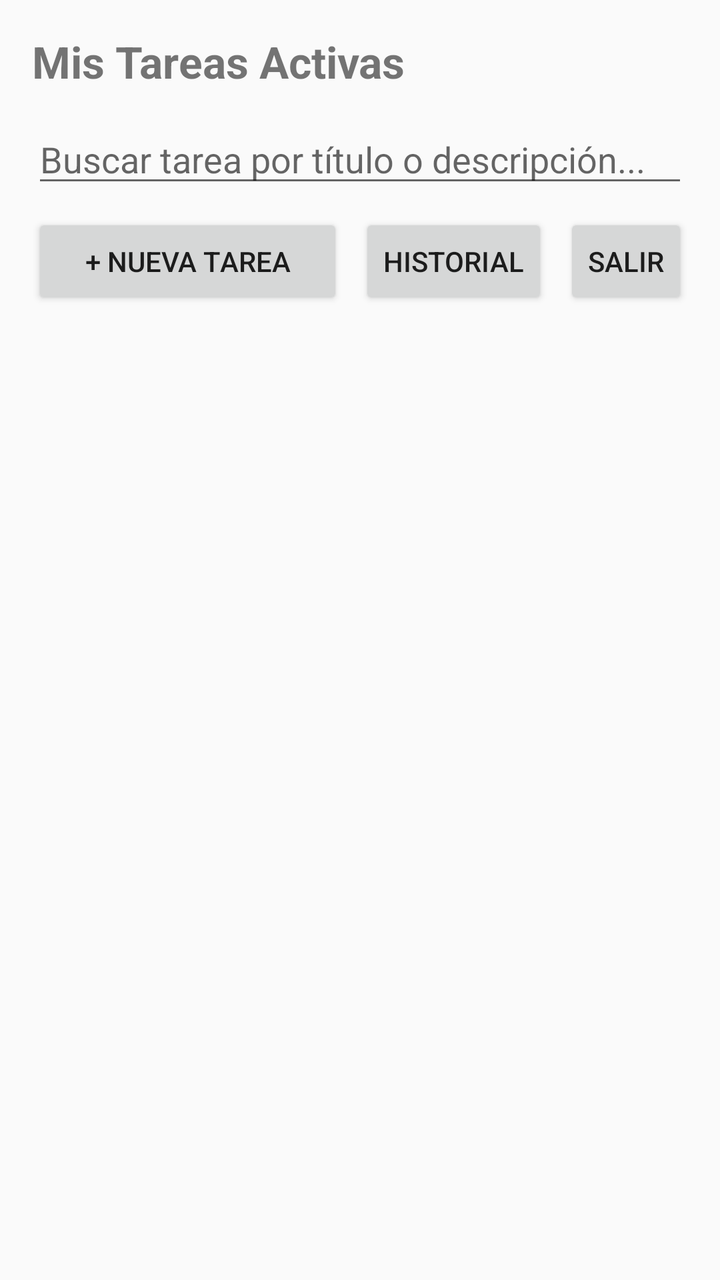
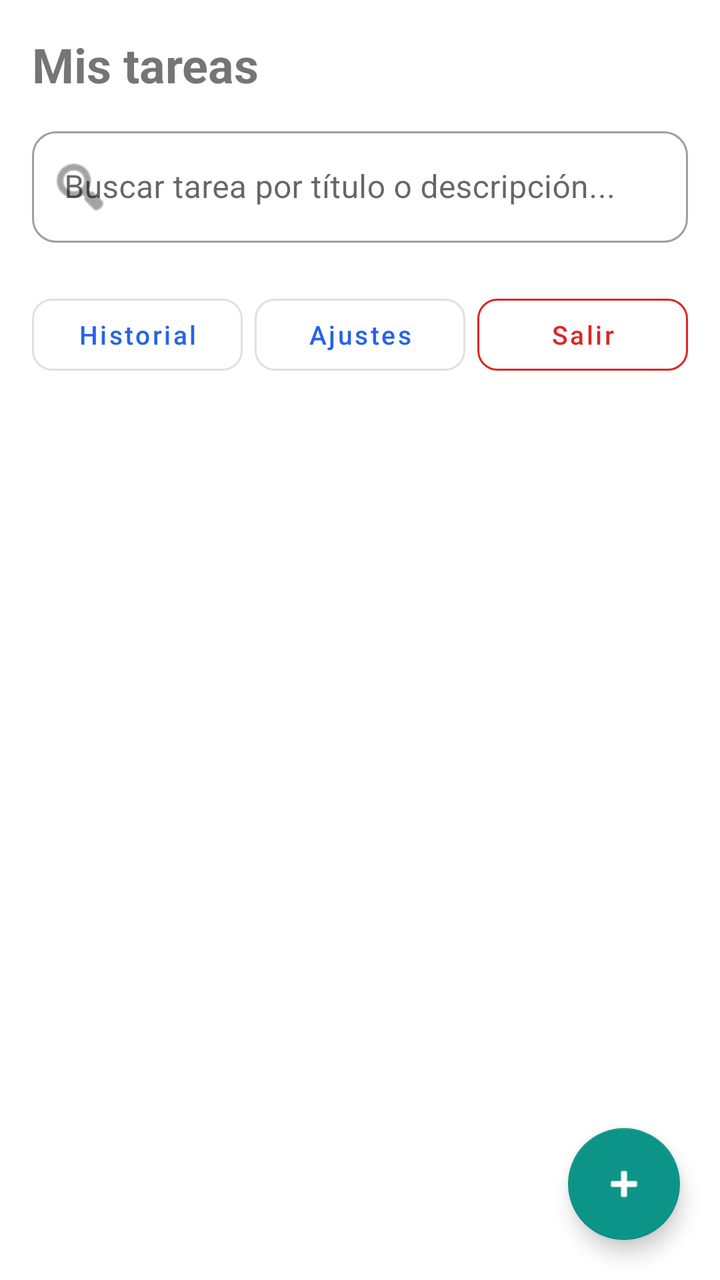

Before-and-after screenshots of an Android layout around one commit, followed by the original layout XML and the change that was made.
<!-- AndroidManifest.xml: application theme Theme.ToDoApp -->
<!-- res/layout/activity_main.xml -->
<?xml version="1.0" encoding="utf-8"?>
<LinearLayout xmlns:android="http://schemas.android.com/apk/res/android"
    android:layout_width="match_parent"
    android:layout_height="match_parent"
    android:orientation="vertical"
    android:padding="16dp">

    <TextView
        android:layout_width="wrap_content"
        android:layout_height="wrap_content"
        android:text="Mis Tareas Activas"
        android:textSize="22sp"
        android:textStyle="bold" />

    
    <EditText
        android:id="@+id/etSearch"
        android:layout_width="match_parent"
        android:layout_height="wrap_content"
        android:layout_marginTop="12dp"
        android:hint="Buscar tarea por título o descripción..." />

    
    <LinearLayout
        android:layout_width="match_parent"
        android:layout_height="wrap_content"
        android:layout_marginTop="8dp"
        android:orientation="horizontal">

        <Button
            android:id="@+id/btnAddTask"
            android:layout_width="0dp"
            android:layout_height="wrap_content"
            android:layout_weight="1"
            android:text="+ Nueva Tarea" />

        <Button
            android:id="@+id/btnGoHistory"
            style="?android:attr/buttonStyleSmall"
            android:layout_width="wrap_content"
            android:layout_height="wrap_content"
            android:layout_marginStart="8dp"
            android:text="Historial" />

        <Button
            android:id="@+id/btnLogout"
            style="?android:attr/buttonStyleSmall"
            android:layout_width="wrap_content"
            android:layout_height="wrap_content"
            android:layout_marginStart="8dp"
            android:text="Salir" />
    </LinearLayout>

    
    <androidx.recyclerview.widget.RecyclerView
        android:id="@+id/rvTasks"
        android:layout_width="match_parent"
        android:layout_height="0dp"
        android:layout_marginTop="12dp"
        android:layout_weight="1" />
</LinearLayout>
<!-- resources referenced by this layout -->
<resources>
  <style name="Theme.ToDoApp" parent="Theme.AppCompat.Light.DarkActionBar">
          
      </style>
</resources>

<!-- the commit's change to res/layout/activity_main.xml (unified diff, before → after) -->
@@ -1,61 +1,125 @@
 <?xml version="1.0" encoding="utf-8"?>
-<LinearLayout xmlns:android="http://schemas.android.com/apk/res/android"
+<androidx.coordinatorlayout.widget.CoordinatorLayout xmlns:android="http://schemas.android.com/apk/res/android"
+    xmlns:app="http://schemas.android.com/apk/res-auto"
     android:layout_width="match_parent"
     android:layout_height="match_parent"
-    android:orientation="vertical"
-    android:padding="16dp">
+    android:fitsSystemWindows="true">
 
-    <TextView
-        android:layout_width="wrap_content"
-        android:layout_height="wrap_content"
-        android:text="Mis Tareas Activas"
-        android:textSize="22sp"
-        android:textStyle="bold" />
-
-    
-    <EditText
-        android:id="@+id/etSearch"
-        android:layout_width="match_parent"
-        android:layout_height="wrap_content"
-        android:layout_marginTop="12dp"
-        android:hint="Buscar tarea por título o descripción..." />
-
-    
     <LinearLayout
         android:layout_width="match_parent"
-        android:layout_height="wrap_content"
-        android:layout_marginTop="8dp"
-        android:orientation="horizontal">
+        android:layout_height="match_parent"
+        android:orientation="vertical"
+        android:padding="16dp">
 
-        <Button
-            android:id="@+id/btnAddTask"
-            android:layout_width="0dp"
-            android:layout_height="wrap_content"
-            android:layout_weight="1"
-            android:text="+ Nueva Tarea" />
-
-        <Button
-            android:id="@+id/btnGoHistory"
-            style="?android:attr/buttonStyleSmall"
+        
+        <TextView
             android:layout_width="wrap_content"
             android:layout_height="wrap_content"
-            android:layout_marginStart="8dp"
-            android:text="Historial" />
+            android:text="@string/my_tasks"
+            android:textSize="24sp"
+            android:textStyle="bold"
+            android:layout_marginBottom="12dp" />
 
-        <Button
-            android:id="@+id/btnLogout"
-            style="?android:attr/buttonStyleSmall"
-            android:layout_width="wrap_content"
+        
+        <com.google.android.material.textfield.TextInputLayout
+            style="@style/Widget.MaterialComponents.TextInputLayout.OutlinedBox"
+            android:layout_width="match_parent"
             android:layout_height="wrap_content"
-            android:layout_marginStart="8dp"
-            android:text="Salir" />
+            android:hint="Buscar tarea por título o descripción..."
+            app:boxCornerRadiusTopStart="12dp"
+            app:boxCornerRadiusTopEnd="12dp"
+            app:boxCornerRadiusBottomStart="12dp"
+            app:boxCornerRadiusBottomEnd="12dp"
+            app:startIconDrawable="@android:drawable/ic_menu_search"
+            android:layout_marginBottom="12dp">
+
+            <com.google.android.material.textfield.TextInputEditText
+                android:id="@+id/etSearch"
+                android:layout_width="match_parent"
+                android:layout_height="wrap_content"
+                android:inputType="text"
+                android:maxLines="1" />
+        </com.google.android.material.textfield.TextInputLayout>
+        
+        <HorizontalScrollView
+            android:layout_width="match_parent"
+            android:layout_height="wrap_content"
+            android:scrollbars="none"
+            android:layout_marginBottom="10dp">
+
+            <com.google.android.material.chip.ChipGroup
+                android:id="@+id/chipGroupCategories"
+                android:layout_width="wrap_content"
+                android:layout_height="wrap_content"
+                app:singleSelection="true"
+                app:selectionRequired="true" />
+        </HorizontalScrollView>
+
+        
+        <LinearLayout
+            android:layout_width="match_parent"
+            android:layout_height="wrap_content"
+            android:orientation="horizontal"
+            android:layout_marginBottom="12dp">
+
+            <com.google.android.material.button.MaterialButton
+                android:id="@+id/btnGoHistory"
+                style="@style/Widget.MaterialComponents.Button.OutlinedButton"
+                android:layout_width="0dp"
+                android:layout_height="wrap_content"
+                android:layout_weight="1"
+                android:layout_marginEnd="6dp"
+                android:text="Historial"
+                android:textAllCaps="false"
+                android:textSize="13sp"
+                app:cornerRadius="10dp" />
+
+            <com.google.android.material.button.MaterialButton
+                android:id="@+id/btnSettings"
+                style="@style/Widget.MaterialComponents.Button.OutlinedButton"
+                android:layout_width="0dp"
+                android:layout_height="wrap_content"
+                android:layout_weight="1"
+                android:layout_marginEnd="6dp"
+                android:text="Ajustes"
+                android:textAllCaps="false"
+                android:textSize="13sp"
+                app:cornerRadius="10dp" />
+
+            <com.google.android.material.button.MaterialButton
+                android:id="@+id/btnLogout"
+                style="@style/Widget.MaterialComponents.Button.OutlinedButton"
+                android:layout_width="0dp"
+                android:layout_height="wrap_content"
+                android:layout_weight="1"
+                android:text="Salir"
+                android:textAllCaps="false"
+                android:textSize="13sp"
+                android:textColor="@color/danger_red"
+                app:strokeColor="@color/danger_red"
+                app:cornerRadius="10dp" />
+        </LinearLayout>
+
+        
+        <androidx.recyclerview.widget.RecyclerView
+            android:id="@+id/rvTasks"
+            android:layout_width="match_parent"
+            android:layout_height="0dp"
+            android:layout_weight="1"
+            android:clipToPadding="false"
+            android:paddingBottom="76dp" />
+
     </LinearLayout>
 
     
-    <androidx.recyclerview.widget.RecyclerView
-        android:id="@+id/rvTasks"
-        android:layout_width="match_parent"
-        android:layout_height="0dp"
-        android:layout_marginTop="12dp"
-        android:layout_weight="1" />
-</LinearLayout>
+    <com.google.android.material.floatingactionbutton.FloatingActionButton
+        android:id="@+id/btnAddTask"
+        android:layout_width="wrap_content"
+        android:layout_height="wrap_content"
+        android:layout_gravity="bottom|end"
+        android:layout_margin="20dp"
+        android:contentDescription="@string/nav_add_task"
+        app:srcCompat="@android:drawable/ic_input_add"
+        app:tint="@color/white" />
+
+</androidx.coordinatorlayout.widget.CoordinatorLayout>
<!-- resource entries referenced after the edit -->
@@ -1,7 +1,18 @@
 <!-- resources referenced by this layout -->
 <resources>
-  <style name="Theme.ToDoApp" parent="Theme.AppCompat.Light.DarkActionBar">
-          
+  <color name="danger_red">#DC2626</color>
+  <color name="white">#FFFFFFFF</color>
+  <string name="my_tasks">Mis tareas</string>
+  <string name="nav_add_task">Agregar tarea</string>
+  <style name="Theme.ToDoApp" parent="Theme.MaterialComponents.DayNight.DarkActionBar">
+          <item name="colorPrimary">@color/primary_blue</item>
+          <item name="colorPrimaryVariant">@color/primary_blue_dark</item>
+          <item name="colorOnPrimary">@color/white</item>
+          <item name="colorSecondary">@color/accent_teal</item>
+          <item name="colorOnSecondary">@color/white</item>
       </style>
+  <color name="primary_blue">#2563EB</color>
+  <color name="primary_blue_dark">#1D4ED8</color>
+  <color name="accent_teal">#0D9488</color>
 </resources>
 
